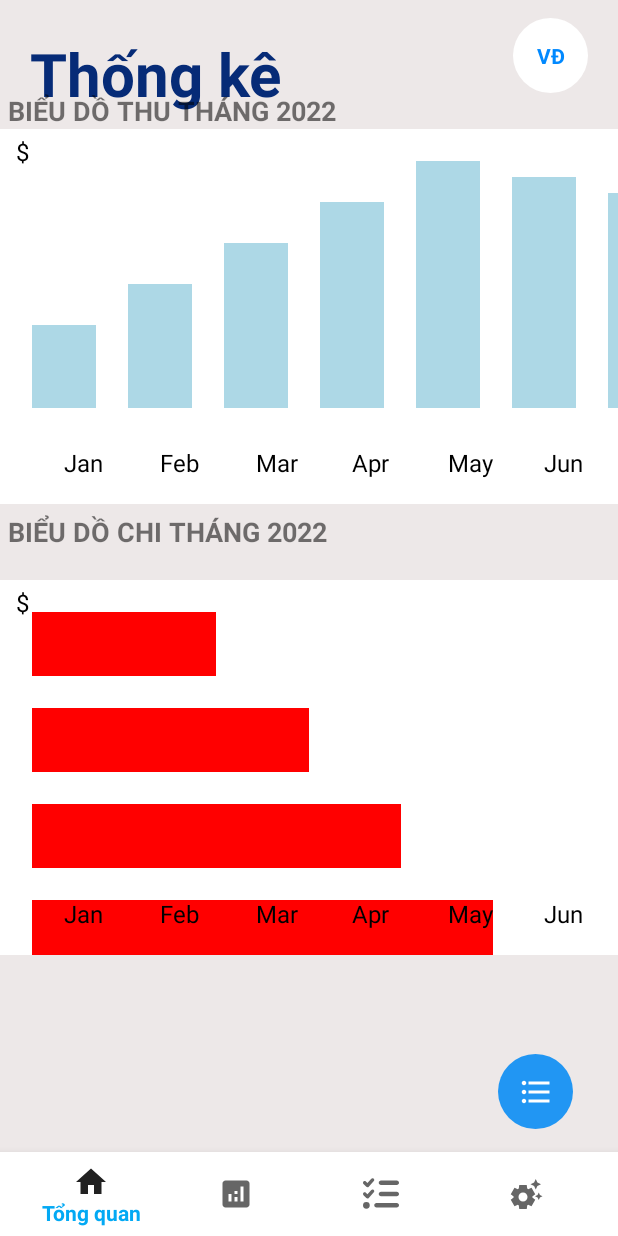
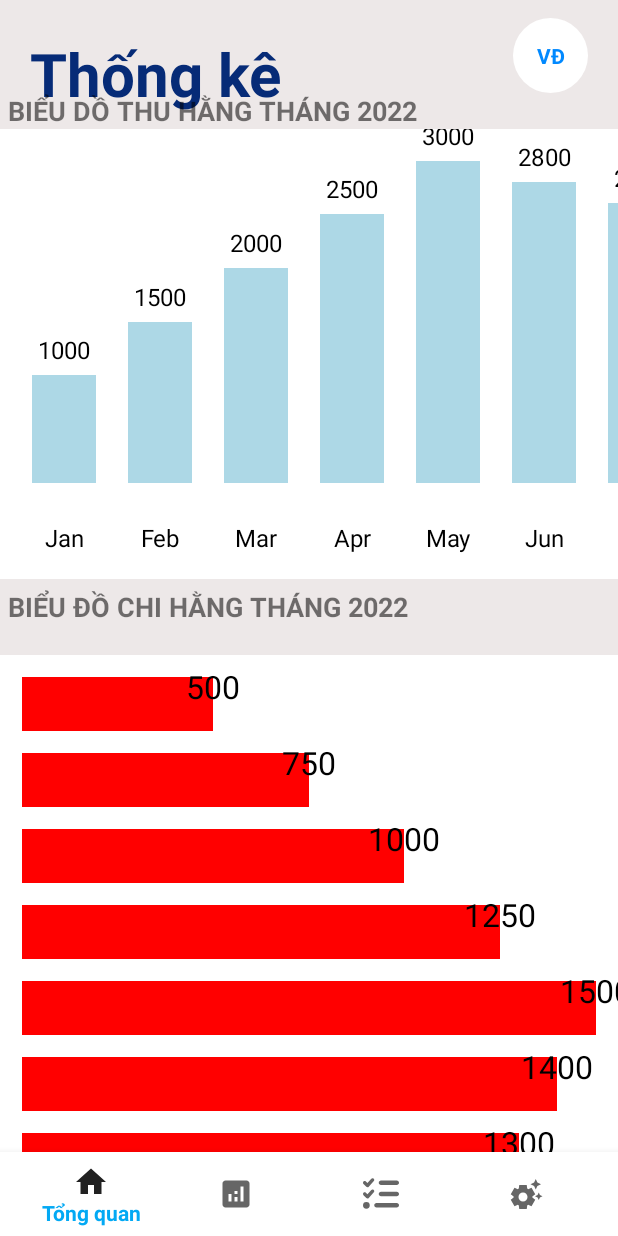
Before and after one commit to VNKaiSer/SmEx-App-Mobie, an Android app: the fragment Analysis placed in its activity, on a phone screen of 412 x 824 dp. Run offline under Robolectric (Android 15) with nearby library versions, the phone set to English and light mode, and no system bars; 1 statement that could not run was skipped.

Commit message:
"final code"

```diff
--- a/app/src/main/java/com/example/smex_app_android/views/BarChartView.java
+++ b/app/src/main/java/com/example/smex_app_android/views/BarChartView.java
@@ -58,11 +58,6 @@ public class BarChartView extends View {
         mPaint.setColor(Color.WHITE);
         canvas.drawRect(0, 0, mWidth, mHeight, mPaint);
 
-        // Draw y-axis label
-        mPaint.setColor(Color.BLACK);
-        mPaint.setTextSize(24);
-        canvas.drawText("$", mPadding / 2, mPadding, mPaint);
-
         int maxData = getMaxData();
         int barHeight = mHeight - mPadding * 3 - 32;
 
@@ -75,6 +70,11 @@ public class BarChartView extends View {
 
             mPaint.setColor(Color.parseColor("#add8e6"));
             canvas.drawRect(barLeft, barTop, barRight, barBottom, mPaint);
+            // Draw label above the bar
+            mPaint.setColor(Color.BLACK);
+            mPaint.setTextSize(24);
+            mPaint.setTextAlign(Paint.Align.CENTER);
+            canvas.drawText(String.valueOf(mData[i]), barLeft + mBarWidth / 2, barTop - 16, mPaint);
         }
         // Draw x-axis label
         mPaint.setColor(Color.BLACK);
--- a/app/src/main/java/com/example/smex_app_android/views/BarChartViewCover.java
+++ b/app/src/main/java/com/example/smex_app_android/views/BarChartViewCover.java
@@ -31,8 +31,8 @@ public class BarChartViewCover extends View {
     private void init() {
         mPaint = new Paint(Paint.ANTI_ALIAS_FLAG);
         mPaint.setStyle(Paint.Style.FILL);
-        mPadding = 32;
-        mBarWidth = 64;
+        mPadding = 22;
+        mBarWidth = 54;
         mData = new int[]{500, 750, 1000, 1250, 1500, 1400, 1300, 1200, 1100, 1000, 900, 800};
         mLabels = new String[]{"Jan", "Feb", "Mar", "Apr", "May", "Jun", "Jul", "Aug", "Sep", "Oct", "Nov", "Dec"};
     }
@@ -52,11 +52,6 @@ public class BarChartViewCover extends View {
         mPaint.setColor(Color.WHITE);
         canvas.drawRect(0, 0, mWidth, mHeight, mPaint);
 
-        // Draw y-axis label
-        mPaint.setColor(Color.BLACK);
-        mPaint.setTextSize(24);
-        canvas.drawText("$", mPadding / 2, mPadding, mPaint);
-
         int maxData = getMaxData();
         int barHeight = mHeight - mPadding * 3 - 32;
 
@@ -69,19 +64,18 @@ public class BarChartViewCover extends View {
 
             mPaint.setColor(Color.RED);
             canvas.drawRect(barLeft, barTop, barRight, barBottom, mPaint);
-        }
-        // Draw x-axis label
-        mPaint.setColor(Color.BLACK);
-        mPaint.setTextSize(24);
-        for (int i = 0; i < mLabels.length; i++) {
-            int labelX = mPadding + i * (mBarWidth + mPadding) + mBarWidth / 2;
-            int labelY = mHeight - mPadding;
-            canvas.drawText(mLabels[i], labelX, labelY, mPaint);
+
+            // Draw label on the top of the bar
+            mPaint.setColor(Color.BLACK);
+            mPaint.setTextSize(32);
+            mPaint.setTextAlign(Paint.Align.CENTER);
+            canvas.drawText(String.valueOf(mData[i]), barRight, barTop + mPadding, mPaint);
         }
 
 
 
     }
+
 
 
     private int getMaxData() {
--- a/app/src/main/res/layout/activity_analysis.xml
+++ b/app/src/main/res/layout/activity_analysis.xml
@@ -50,14 +50,14 @@
         android:layout_above="@+id/bieuDo"
         android:layout_marginLeft="5dp"
         android:layout_marginTop="10dp"
-        android:text="BIỂU DỒ THU THÁNG 2022"
+        android:text="BIỂU DỒ THU HẰNG THÁNG 2022"
         android:textSize="18dp"
         android:textStyle="bold" />
 
     <com.example.smex_app_android.views.BarChartView
         android:id="@+id/bieuDo"
         android:layout_width="match_parent"
-        android:layout_height="250dp"
+        android:layout_height="300dp"
         android:layout_below="@+id/linear1"/>
 
 
@@ -68,7 +68,7 @@
         android:layout_below="@+id/bieuDo"
         android:layout_marginLeft="5dp"
         android:layout_marginTop="6dp"
-        android:text="BIỂU DỒ CHI THÁNG 2022"
+        android:text="BIỂU ĐỒ CHI HẰNG THÁNG 2022"
         android:textSize="18dp"
         android:textStyle="bold" />
 
@@ -89,5 +89,5 @@
         android:id="@+id/bieuDoChi"
         android:layout_below="@+id/linkMoneyAnalysis"
         android:layout_width="match_parent"
-        android:layout_height="250dp" />
+        android:layout_height="match_parent" />
 </RelativeLayout>
```
